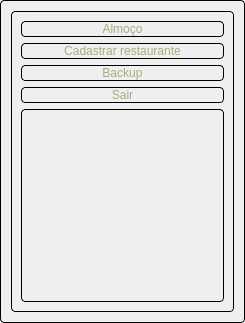
tiagopascal/Almoco, file ui/menu.ui: the form before one commit.
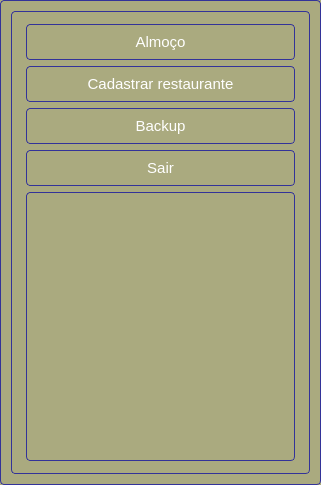
The form after the commit. Icons and pictures are not drawn.

Commit message: Alterado layout da tela de almoço, e colocado botão salvar.

```diff
--- a/ui/menu.ui
+++ b/ui/menu.ui
@@ -6,19 +6,26 @@
    <rect>
     <x>0</x>
     <y>0</y>
-    <width>245</width>
-    <height>323</height>
+    <width>321</width>
+    <height>485</height>
    </rect>
   </property>
   <property name="windowTitle">
    <string>Dialog</string>
   </property>
   <property name="styleSheet">
-   <string notr="true">background-image: url(:/imagens/imagens/madeira1.png);
-color: rgb(170, 170, 127);
+   <string notr="true">font-size: 6pt;
+background-color: rgb(170, 170, 127);
+
 border: 1px solid black; 
 border-style: solid;
-border-radius: 4px; font-size: 8pt;</string>
+border-radius: 4px; 
+border-width: 1px;
+border-color: #339;
+
+padding: 3px;
+padding-left: 5px;
+padding-right: 5px;</string>
   </property>
   <layout class="QGridLayout" name="gridLayout_3">
    <item row="0" column="0">
@@ -30,22 +37,40 @@
       <enum>QFrame::Raised</enum>
      </property>
      <layout class="QGridLayout" name="gridLayout_2">
+      <property name="sizeConstraint">
+       <enum>QLayout::SetDefaultConstraint</enum>
+      </property>
       <item row="0" column="0">
        <layout class="QGridLayout" name="gridLayout">
+        <property name="sizeConstraint">
+         <enum>QLayout::SetDefaultConstraint</enum>
+        </property>
         <item row="0" column="0">
          <widget class="QPushButton" name="pushButton_cadAlmoco">
           <property name="styleSheet">
-           <string notr="true">font-size: 9pt;</string>
+           <string notr="true">font-size: 11pt;
+color: rgb(255, 255, 255);
+
+padding: 8px;</string>
           </property>
           <property name="text">
            <string>Almoço</string>
           </property>
+          <property name="checkable">
+           <bool>false</bool>
+          </property>
+          <property name="checked">
+           <bool>false</bool>
+          </property>
          </widget>
         </item>
         <item row="1" column="0">
          <widget class="QPushButton" name="pushButton_cadRestaurante">
           <property name="styleSheet">
-           <string notr="true">font-size: 9pt;</string>
+           <string notr="true">font-size: 11pt;
+color: rgb(255, 255, 255);
+
+padding: 8px;</string>
           </property>
           <property name="text">
            <string>Cadastrar restaurante</string>
@@ -55,7 +80,10 @@
         <item row="3" column="0">
          <widget class="QPushButton" name="pushButton_Sair">
           <property name="styleSheet">
-           <string notr="true">font-size: 9pt;</string>
+           <string notr="true">font-size: 11pt;
+color: rgb(255, 255, 255);
+
+padding: 8px;</string>
           </property>
           <property name="text">
            <string>Sair</string>
@@ -65,7 +93,10 @@
         <item row="2" column="0">
          <widget class="QPushButton" name="pushButton_backup">
           <property name="styleSheet">
-           <string notr="true">font-size: 9pt;</string>
+           <string notr="true">font-size: 11pt;
+color: rgb(255, 255, 255);
+
+padding: 8px;</string>
           </property>
           <property name="text">
            <string>Backup</string>
```
Left out of the diff: 2 changed lines with no effect on the pictures. The commit also changes 13 other files.
